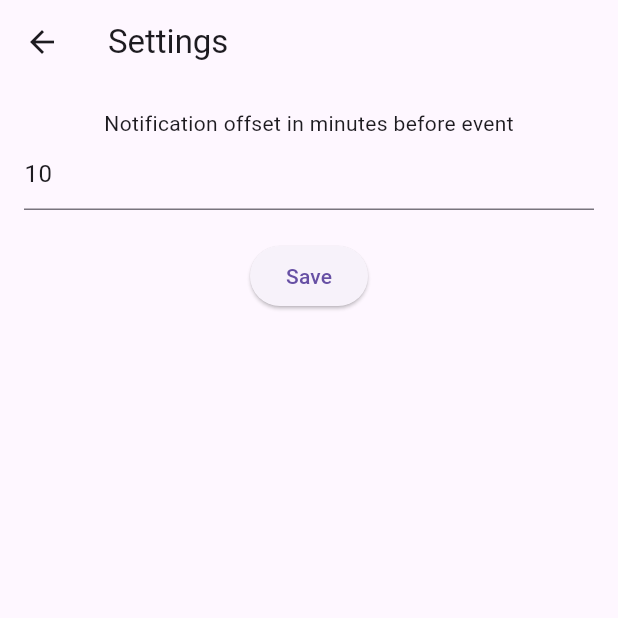
After one commit to suvratp21/ugp-calendar-app, a Flutter app: the SettingsPage screen opened directly, on a phone screen of 412 x 824 dp, the top half of it. The commit adds this screen. Run offline on Flutter 3.47's test engine with Material 3 defaults, Android fonts, the phone set to English and light mode, and no system bars; our stand-ins replace awesome_notifications, flutter_spinkit, google_sign_in, syncfusion_flutter_calendar; missing offline and left inert: googleapis.

Commit message:
default notification time setup

```diff
--- /dev/null
+++ b/lib/notification_settings.dart
@@ -0,0 +1,3 @@
+class NotificationSettings {
+  static int defaultNotificationOffset = 10; // in minutes
+}
--- /dev/null
+++ b/lib/settings_page.dart
@@ -0,0 +1,63 @@
+import 'package:flutter/material.dart';
+import 'notification_settings.dart';
+
+class SettingsPage extends StatefulWidget {
+  const SettingsPage({super.key});
+  @override
+  State<SettingsPage> createState() => _SettingsPageState();
+}
+
+class _SettingsPageState extends State<SettingsPage> {
+  late TextEditingController _controller;
+
+  @override
+  void initState() {
+    super.initState();
+    _controller = TextEditingController(
+        text: NotificationSettings.defaultNotificationOffset.toString());
+  }
+
+  @override
+  void dispose() {
+    _controller.dispose();
+    super.dispose();
+  }
+
+  void _saveSetting() {
+    final value = int.tryParse(_controller.text);
+    if (value != null) {
+      setState(() {
+        NotificationSettings.defaultNotificationOffset = value;
+      });
+      ScaffoldMessenger.of(context)
+          .showSnackBar(const SnackBar(content: Text("Default time updated")));
+    }
+  }
+
+  @override
+  Widget build(BuildContext context) {
+    return Scaffold(
+      appBar: AppBar(title: const Text("Settings")),
+      body: Padding(
+        padding: const EdgeInsets.all(16.0),
+        child: Column(
+          children: [
+            const Text("Notification offset in minutes before event"),
+            TextField(
+              controller: _controller,
+              keyboardType: TextInputType.number,
+              decoration: const InputDecoration(
+                hintText: "Enter minutes",
+              ),
+            ),
+            const SizedBox(height: 20),
+            ElevatedButton(
+              onPressed: _saveSetting,
+              child: const Text("Save"),
+            )
+          ],
+        ),
+      ),
+    );
+  }
+}
```
Also changed, not shown: lib/event_edit_page.dart (added, +134 -0 lines), lib/main.dart (+70 -8 lines).
